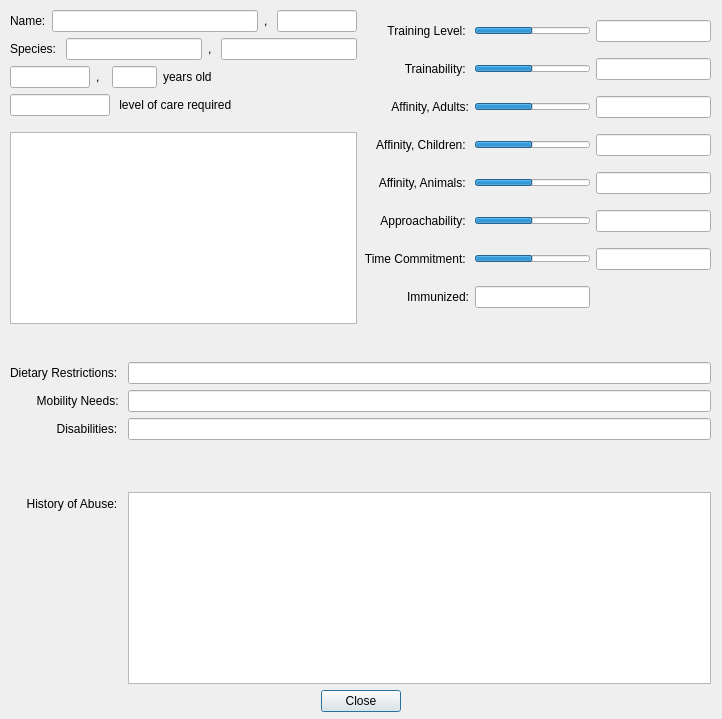
Qt form interface/animaldetaildialog.ui (ArclightEntertainment/arclight-placeholder) before a commit.
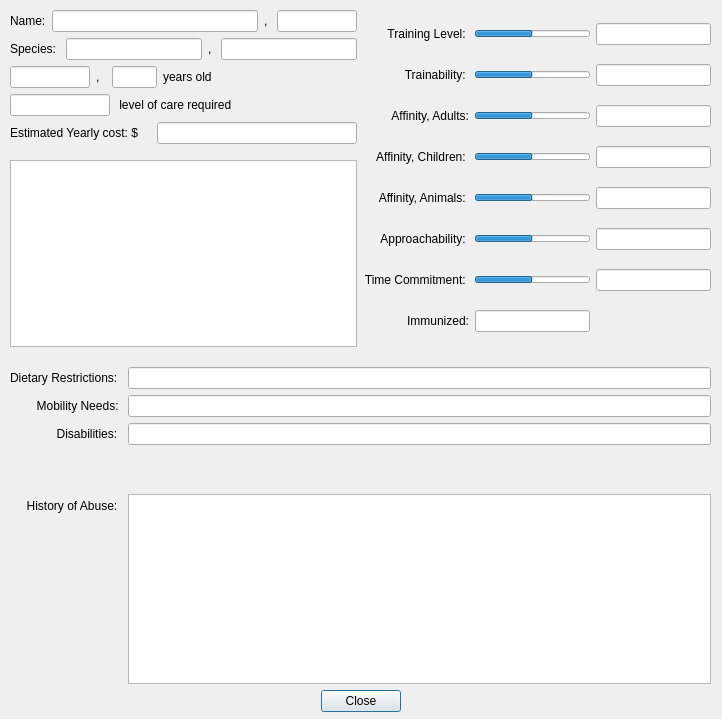
The same form after that commit.

```diff
--- a/interface/animaldetaildialog.ui
+++ b/interface/animaldetaildialog.ui
@@ -168,6 +168,33 @@
           </item>
          </layout>
         </item>
+        <item>
+         <layout class="QHBoxLayout" name="careLevelLayout_2">
+          <item>
+           <widget class="QLabel" name="expenditureLabel">
+            <property name="text">
+             <string>Estimated Yearly cost: $</string>
+            </property>
+           </widget>
+          </item>
+          <item>
+           <widget class="QLineEdit" name="expenditureLineEdit">
+            <property name="sizePolicy">
+             <sizepolicy hsizetype="Expanding" vsizetype="Expanding">
+              <horstretch>0</horstretch>
+              <verstretch>0</verstretch>
+             </sizepolicy>
+            </property>
+            <property name="maximumSize">
+             <size>
+              <width>200</width>
+              <height>16777215</height>
+             </size>
+            </property>
+           </widget>
+          </item>
+         </layout>
+        </item>
         <item>
          <spacer name="verticalSpacer_3">
           <property name="orientation">
```
